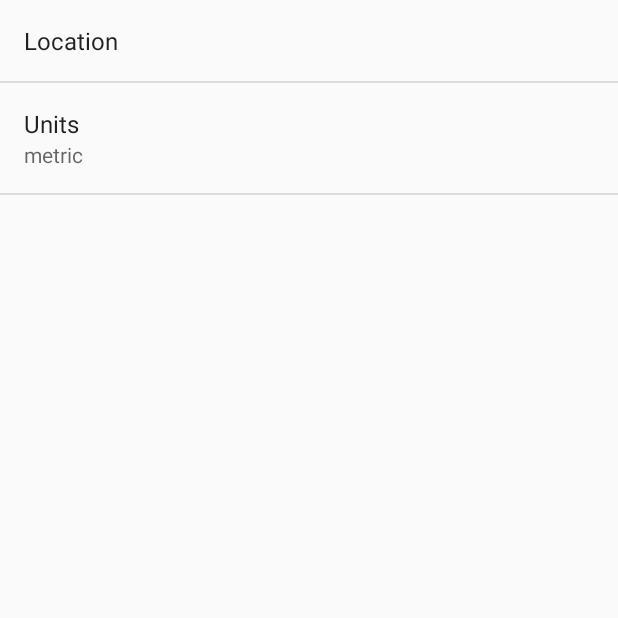
After one commit to diwakar-s-maurya/Android_Nanodegree, an Android app: the SettingsActivity screen opened directly, with no data from a screen before it, on a phone screen of 412 x 824 dp, the top half of it. The commit adds this screen. Run offline under Robolectric (Android 15) with nearby library versions, the phone set to English and light mode, and no system bars.

Commit message:
temp commit

```diff
--- a/Sunshine/app/src/main/AndroidManifest.xml
+++ b/Sunshine/app/src/main/AndroidManifest.xml
@@ -17,6 +17,8 @@
                 <category android:name="android.intent.category.LAUNCHER" />
             </intent-filter>
         </activity>
+        <activity android:name=".DetailedActivity" android:parentActivityName=".MainActivity" android:label="@string/detailed_acitivity_name"/>
+        <activity android:name=".SettingsActivity" android:parentActivityName=".MainActivity" android:label="@string/settings_acitvity_name"/>
     </application>
 
 </manifest>
--- /dev/null
+++ b/Sunshine/app/src/main/java/com/example/diwakar/sunshine/SettingsActivity.java
@@ -0,0 +1,74 @@
+package com.example.diwakar.sunshine;
+
+/**
+ * Created by diwakar on 6/30/16.
+ */
+
+import android.content.SharedPreferences;
+import android.os.Bundle;
+import android.preference.ListPreference;
+import android.preference.Preference;
+import android.preference.PreferenceActivity;
+import android.preference.PreferenceManager;
+import android.view.KeyEvent;
+
+/**
+ * A {@link PreferenceActivity} that presents a set of application settings.
+ * <p/>
+ * See <a href="http://developer.android.com/design/patterns/settings.html">
+ * Android Design: Settings</a> for design guidelines and the <a
+ * href="http://developer.android.com/guide/topics/ui/settings.html">Settings
+ * API Guide</a> for more information on developing a Settings UI.
+ */
+public class SettingsActivity extends PreferenceActivity
+        implements Preference.OnPreferenceChangeListener {
+
+    @Override
+    public void onCreate(Bundle savedInstanceState) {
+        super.onCreate(savedInstanceState);
+        // Add 'general' preferences, defined in the XML file
+        addPreferencesFromResource(R.xml.pref_general);
+
+        // For all preferences, attach an OnPreferenceChangeListener so the UI summary can be
+        // updated when the preference changes.
+        bindPreferenceSummaryToValue(findPreference(getString(R.string.pref_location_key)));
+        bindPreferenceSummaryToValue(findPreference(getString(R.string.pref_units_key)));
+    }
+
+    /**
+     * Attaches a listener so the summary is always updated with the preference value.
+     * Also fires the listener once, to initialize the summary (so it shows up before the value
+     * is changed.)
+     */
+    private void bindPreferenceSummaryToValue(Preference preference) {
+        // Set the listener to watch for value changes.
+        preference.setOnPreferenceChangeListener(this);
+
+        // Trigger the listener immediately with the preference's
+        // current value.
+        onPreferenceChange(preference,
+                PreferenceManager
+                        .getDefaultSharedPreferences(preference.getContext())
+                        .getString(preference.getKey(), ""));
+    }
+
+    @Override
+    public boolean onPreferenceChange(Preference preference, Object value) {
+        String stringValue = value.toString();
+
+        if (preference instanceof ListPreference) {
+            // For list preferences, look up the correct display value in
+            // the preference's 'entries' list (since they have separate labels/values).
+            ListPreference listPreference = (ListPreference) preference;
+            int prefIndex = listPreference.findIndexOfValue(stringValue);
+            if (prefIndex >= 0) {
+                preference.setSummary(listPreference.getEntries()[prefIndex]);
+            }
+        } else {
+            // For other preferences, set the summary to the value's simple string representation.
+            preference.setSummary(stringValue);
+        }
+        return true;
+    }
+
+}
--- a/Sunshine/app/src/main/res/layout/list_item_textview.xml
+++ b/Sunshine/app/src/main/res/layout/list_item_textview.xml
@@ -1,8 +1,11 @@
 <?xml version="1.0" encoding="utf-8"?>
+
 <TextView xmlns:android="http://schemas.android.com/apk/res/android"
     android:layout_width="match_parent" android:layout_height="match_parent"
     android:id="@+id/list_item_forecast_textview"
     android:textSize="20sp"
+    android:minHeight="?android:listPreferredItemHeight"
+    android:textColor="@android:color/black"
     android:gravity="center">
 
 </TextView>
--- a/Sunshine/app/src/main/res/values/strings.xml
+++ b/Sunshine/app/src/main/res/values/strings.xml
@@ -1,4 +1,19 @@
 <resources>
     <string name="app_name">Sunshine</string>
     <string name="refresh">Refresh</string>
+    <string name="detailed_acitivity_name">Details</string>
+    <string name="settings_acitvity_name">Settings</string>
+    <string name="view_location">View preferred location</string>
+    <string name="action_share">Share</string>
+    <string name="pref_location_label">Location</string>
+    <string name="pref_location_key" translatable="false">preference_key</string>
+    <string name="pref_location_default" translatable="false">delhi,in</string>
+    <string name="pref_units_label">Units</string>
+    <string name="pref_units_key">units_key</string>
+    <string name="pref_units_metric">metric</string>
+
+    <string-array name="units">
+        <item>metric</item>
+        <item>imperial</item>
+    </string-array>
 </resources>
--- /dev/null
+++ b/Sunshine/app/src/main/res/xml/pref_general.xml
@@ -0,0 +1,15 @@
+<?xml version="1.0" encoding="utf-8"?>
+<PreferenceScreen xmlns:android="http://schemas.android.com/apk/res/android">
+    <EditTextPreference
+        android:inputType="text"
+        android:key="@string/pref_location_key"
+        android:singleLine="true"
+        android:title="@string/pref_location_label" />
+    <ListPreference
+        android:defaultValue="@string/pref_units_metric"
+        android:entries="@array/units"
+        android:entryValues="@array/units"
+        android:key="@string/pref_units_key"
+        android:title="@string/pref_units_label" />
+
+</PreferenceScreen>
```
Also changed, not shown: Sunshine/app/src/main/java/com/example/diwakar/sunshine/DetailedActivity.java (added, +71 -0 lines), Sunshine/app/src/main/java/com/example/diwakar/sunshine/MainActivity.java (+53 -13 lines), Sunshine/app/src/main/res/layout/activity_detailed.xml (added, +17 -0 lines), Sunshine/app/src/main/res/menu/detail.xml (added, +9 -0 lines), Sunshine/app/src/main/res/menu/main.xml (+7 -1 lines).
